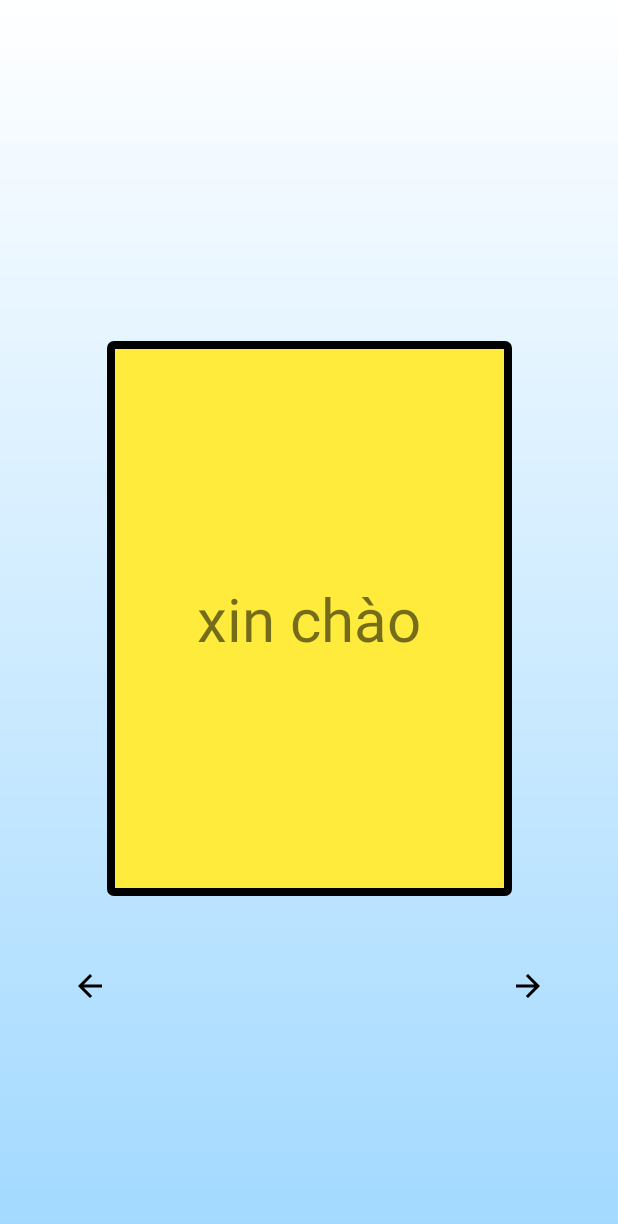
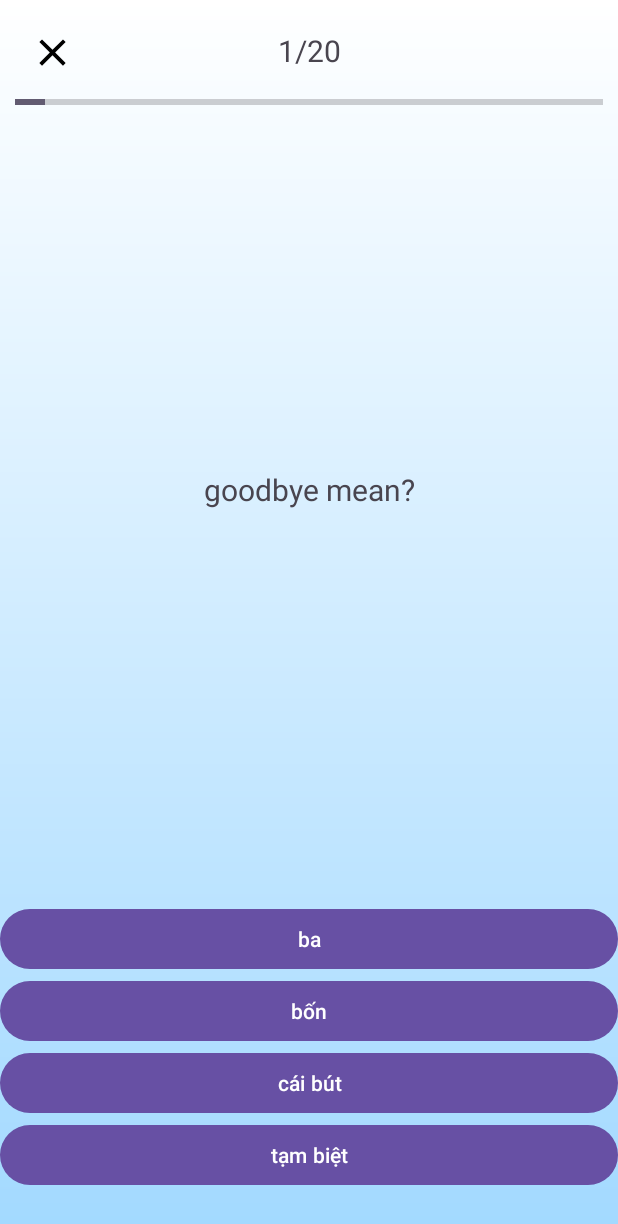
Before and after one commit to thang10012003/English-app, an Android app: the screen it shows after launch (FlashCardActivity before the commit, MultipleChoiceActivity after it), after a tap on "xin chào", on a phone screen of 412 x 824 dp. Shown: the top 1224 px of the screen. Run offline under Robolectric (Android 15) with nearby library versions, the phone set to English and light mode, and no system bars.

Commit message:
add multiple choice

```diff
--- /dev/null
+++ b/app/src/main/java/com/tdtu/englishvocabquiz/MultipleChoiceActivity.java
@@ -0,0 +1,100 @@
+package com.tdtu.englishvocabquiz;
+
+import androidx.appcompat.app.AppCompatActivity;
+import androidx.constraintlayout.widget.ConstraintLayout;
+
+import android.os.Bundle;
+import android.view.View;
+import android.widget.Button;
+import android.widget.ImageView;
+import android.widget.ProgressBar;
+import android.widget.TextView;
+
+import java.util.ArrayList;
+
+public class MultipleChoiceActivity extends AppCompatActivity {
+
+    @Override
+    protected void onCreate(Bundle savedInstanceState) {
+        super.onCreate(savedInstanceState);
+        setContentView(R.layout.activity_multiple_choice);
+
+        ConstraintLayout layoutTest = findViewById(R.id.layoutTest);
+        ConstraintLayout layoutResult = findViewById(R.id.layoutResult);
+
+        TextView numProgress = findViewById(R.id.progress);
+        TextView correctNumber = findViewById(R.id.correctNumber);
+        ProgressBar progressBar = findViewById(R.id.progressBar);
+        ImageView btnClose = findViewById(R.id.btnClose);
+
+        TextView question = findViewById(R.id.question);
+        Button btnAnswer1 = findViewById(R.id.btnAnswer1);
+        Button btnAnswer2 = findViewById(R.id.btnAnswer2);
+        Button btnAnswer3 = findViewById(R.id.btnAnswer3);
+        Button btnAnswer4 = findViewById(R.id.btnAnswer4);
+        Button quitTest = findViewById(R.id.btnQuitTest);
+
+        final Integer[] progressNumber = {0};
+
+        ArrayList<VocabularyModel> topic = new ArrayList<>();
+        if (android.os.Build.VERSION.SDK_INT >= android.os.Build.VERSION_CODES.O) {
+            topic = VocabularyModel.generate();
+        }
+
+        progressBar.setMax(topic.size());
+        progressBar.setProgress(progressNumber[0]);
+        numProgress.setText("0/"+topic.size());
+
+        final QuestionModel[] questionModel = {QuestionModel.generate(topic.get(0), topic, true)};
+        loadQuestion(questionModel[0],question,btnAnswer1,btnAnswer2,btnAnswer3,btnAnswer4);
+
+        ArrayList<VocabularyModel> finalTopic = topic;
+        ArrayList<VocabularyModel> finalTopic1 = topic;
+        final int[] numCorrect = {0};//so cau dung
+
+        //su kien chon dap an
+        View.OnClickListener choose = v -> {
+            //ghi cau tra loi
+            if(v.getId() == R.id.btnAnswer1){
+                questionModel[0].setChoice(btnAnswer1.getText().toString());
+            }
+            else if(v.getId() == R.id.btnAnswer2){
+                questionModel[0].setChoice(btnAnswer2.getText().toString());
+            }
+            else if(v.getId() == R.id.btnAnswer3){
+                questionModel[0].setChoice(btnAnswer3.getText().toString());
+            }
+            else if(v.getId() == R.id.btnAnswer4){
+                questionModel[0].setChoice(btnAnswer4.getText().toString());
+            }
+            progressNumber[0]++;//
+
+            if(questionModel[0].getChoice().equals(questionModel[0].getCorrectAnswer())) numCorrect[0]++;// neu tra loi dung thi cong vao
+
+            if (progressNumber[0] <finalTopic1.size()){//neu chua toi cau cuoi thi di tiep
+                questionModel[0] = QuestionModel.generate(finalTopic.get(progressNumber[0]), finalTopic,true);
+                loadQuestion(questionModel[0],question,btnAnswer1,btnAnswer2,btnAnswer3,btnAnswer4);
+                numProgress.setText(progressNumber[0]+"/"+ finalTopic1.size());
+                progressBar.setProgress(progressNumber[0]);
+            }
+            else{// toi cau cuoi thi hien ket qua
+                correctNumber.setText("Kết quả: "+numCorrect[0]+"/"+finalTopic1.size());
+                layoutTest.setVisibility(View.GONE);
+                layoutResult.setVisibility(View.VISIBLE);
+            }
+
+        };
+        btnAnswer1.setOnClickListener(choose);
+        btnAnswer2.setOnClickListener(choose);
+        btnAnswer3.setOnClickListener(choose);
+        btnAnswer4.setOnClickListener(choose);
+    }
+    //ham load cau hoi moi
+    public void loadQuestion(QuestionModel questionModel, TextView question, Button ans1, Button ans2, Button ans3, Button ans4){
+        question.setText(questionModel.getQuestion());
+        ans1.setText(questionModel.getAnswer().get(0));
+        ans2.setText(questionModel.getAnswer().get(1));
+        ans3.setText(questionModel.getAnswer().get(2));
+        ans4.setText(questionModel.getAnswer().get(3));
+    }
+}
--- /dev/null
+++ b/app/src/main/java/com/tdtu/englishvocabquiz/QuestionModel.java
@@ -0,0 +1,82 @@
+package com.tdtu.englishvocabquiz;
+
+import android.os.Build;
+
+import java.util.ArrayList;
+import java.util.Collections;
+
+public class QuestionModel {
+    private String question = "?";
+    private ArrayList<String> answer;
+    private String choice;
+    private String correctAnswer;
+    private boolean correct = false;
+
+    public QuestionModel(String question, ArrayList<String> answer, String correctAnswer) {
+        this.question = question;
+        this.answer = answer;
+        this.correctAnswer = correctAnswer;
+    }
+
+    public QuestionModel() {
+        question = "?";
+        answer = new ArrayList<String>();
+    }
+
+    public static QuestionModel generate(VocabularyModel v,ArrayList<VocabularyModel> topic,  boolean englishMode){
+        QuestionModel quest = new QuestionModel();
+        if (Build.VERSION.SDK_INT >= Build.VERSION_CODES.O) {
+            if(englishMode){
+                quest.question = v.getEnglish()+" mean?";
+                quest.setCorrectAnswer(v.getVietnamese());
+            }
+            else {
+                quest.question = v.getVietnamese()+" nghĩa là?";
+                quest.setCorrectAnswer(v.getEnglish());
+            }
+            quest.answer = v.randomAnswer(topic, englishMode);
+
+        }
+        Collections.shuffle(quest.answer);
+        return quest;
+    }
+    public String getQuestion() {
+        return question;
+    }
+
+    public void setQuestion(String question) {
+        this.question = question;
+    }
+
+    public ArrayList<String> getAnswer() {
+        return answer;
+    }
+
+    public void setAnswer(ArrayList<String> answer) {
+        this.answer = answer;
+    }
+
+    public boolean isCorrect() {
+        return correct;
+    }
+
+    public void setCorrect(boolean correct) {
+        this.correct = correct;
+    }
+
+    public String getCorrectAnswer() {
+        return correctAnswer;
+    }
+
+    public void setCorrectAnswer(String correctAnswer) {
+        this.correctAnswer = correctAnswer;
+    }
+
+    public String getChoice() {
+        return choice;
+    }
+
+    public void setChoice(String choice) {
+        this.choice = choice;
+    }
+}
--- a/app/src/main/java/com/tdtu/englishvocabquiz/VocabularyModel.java
+++ b/app/src/main/java/com/tdtu/englishvocabquiz/VocabularyModel.java
@@ -4,8 +4,10 @@ import android.os.Build;
 
 import androidx.annotation.RequiresApi;
 
+import java.time.Instant;
 import java.time.LocalDate;
 import java.util.ArrayList;
+import java.util.Random;
 
 @RequiresApi(api = Build.VERSION_CODES.O)
 public class VocabularyModel {
@@ -130,4 +132,19 @@ public class VocabularyModel {
     public void setId_topic(String id_topic) {
         this.id_topic = id_topic;
     }
+
+    public ArrayList<String> randomAnswer(ArrayList<VocabularyModel> VocaList, boolean englishMode){
+        ArrayList<String> answer = new ArrayList<String>();
+        Random rand = new Random();
+        if(!VocaList.isEmpty()){
+           answer.add(englishMode?this.vietnamese:this.english); // add correct answer
+           for (int i = 0; i<3; i++){
+               int randInt = rand.nextInt(VocaList.size());
+               while(this.equals(VocaList.get(randInt))) randInt = rand.nextInt(VocaList.size());
+               //add random answer
+               answer.add(englishMode? VocaList.get(randInt).vietnamese : VocaList.get(randInt).english);
+           }
+        }
+        return answer;
+    }
 }
--- /dev/null
+++ b/app/src/main/res/drawable/baseline_close_24.xml
@@ -0,0 +1,5 @@
+<vector android:height="24dp" android:tint="#000000"
+    android:viewportHeight="24" android:viewportWidth="24"
+    android:width="24dp" xmlns:android="http://schemas.android.com/apk/res/android">
+    <path android:fillColor="@android:color/white" android:pathData="M19,6.41L17.59,5 12,10.59 6.41,5 5,6.41 10.59,12 5,17.59 6.41,19 12,13.41 17.59,19 19,17.59 13.41,12z"/>
+</vector>
--- a/app/src/main/res/drawable/card_back.xml
+++ b/app/src/main/res/drawable/card_back.xml
@@ -15,7 +15,7 @@
 
     <!-- The radius makes the corners rounded -->
     <corners
-        android:radius="2dp">
+        android:radius="50dp">
     </corners>
 
 </shape>
--- a/app/src/main/res/drawable/card_font.xml
+++ b/app/src/main/res/drawable/card_font.xml
@@ -15,7 +15,7 @@
 
     <!-- The radius makes the corners rounded -->
     <corners
-        android:radius="2dp">
+        android:radius="50dp">
     </corners>
 
 </shape>
--- /dev/null
+++ b/app/src/main/res/layout/activity_multiple_choice.xml
@@ -0,0 +1,122 @@
+<?xml version="1.0" encoding="utf-8"?>
+<androidx.constraintlayout.widget.ConstraintLayout xmlns:android="http://schemas.android.com/apk/res/android"
+    xmlns:app="http://schemas.android.com/apk/res-auto"
+    xmlns:tools="http://schemas.android.com/tools"
+    android:layout_width="match_parent"
+    android:layout_height="match_parent"
+    tools:context=".MultipleChoiceActivity"
+    android:background="@drawable/background_01">
+<androidx.constraintlayout.widget.ConstraintLayout
+    android:id="@+id/layoutTest"
+    android:layout_width="match_parent"
+    android:layout_height="match_parent"
+    android:visibility="visible">
+    <ImageView
+        android:id="@+id/btnClose"
+        android:layout_width="30sp"
+        android:layout_height="30sp"
+        android:background="@drawable/baseline_close_24"
+        app:layout_constraintStart_toStartOf="parent"
+        app:layout_constraintTop_toTopOf="parent"
+        android:layout_margin="20sp"/>
+
+    <TextView
+        android:id="@+id/progress"
+        android:layout_width="wrap_content"
+        android:layout_height="wrap_content"
+        android:text="50/100"
+        android:textSize="20sp"
+        app:layout_constraintEnd_toEndOf="parent"
+        app:layout_constraintStart_toStartOf="parent"
+        app:layout_constraintTop_toTopOf="parent"
+        android:layout_margin="20sp"/>
+
+    <ProgressBar
+        android:id="@+id/progressBar"
+        style="?android:attr/progressBarStyleHorizontal"
+        android:layout_width="match_parent"
+        android:layout_height="wrap_content"
+        app:layout_constraintEnd_toEndOf="parent"
+        app:layout_constraintStart_toStartOf="parent"
+        app:layout_constraintTop_toBottomOf="@+id/btnClose"
+        android:layout_margin="10sp"
+        android:max="100"
+        android:progress="50"/>
+
+    <TextView
+        android:id="@+id/question"
+        android:layout_width="match_parent"
+        android:layout_height="wrap_content"
+        android:text="question ?"
+        android:gravity="center"
+        android:textSize="20sp"
+        app:layout_constraintBottom_toTopOf="@+id/btnAnswer1"
+        app:layout_constraintTop_toBottomOf="@id/btnClose" />
+
+    <Button
+        android:id="@+id/btnAnswer1"
+        android:layout_width="match_parent"
+        android:layout_height="0sp"
+        android:text="Answer1"
+        app:layout_constraintBottom_toTopOf="@id/btnAnswer2"/>
+    <Button
+        android:id="@+id/btnAnswer2"
+        android:layout_width="match_parent"
+        android:layout_height="0sp"
+        android:text="Answer2"
+        app:layout_constraintBottom_toTopOf="@id/btnAnswer3"/>
+    <Button
+        android:id="@+id/btnAnswer3"
+        android:layout_width="match_parent"
+        android:layout_height="0sp"
+        android:text="Answer3"
+        app:layout_constraintBottom_toTopOf="@id/btnAnswer4"/>
+    <Button
+        android:id="@+id/btnAnswer4"
+        android:layout_width="match_parent"
+        android:layout_height="0sp"
+        android:text="Answer4"
+        app:layout_constraintBottom_toBottomOf="parent"
+        android:layout_marginBottom="30sp"/>
+</androidx.constraintlayout.widget.ConstraintLayout>
+
+    <androidx.constraintlayout.widget.ConstraintLayout
+        android:id="@+id/layoutResult"
+        android:layout_width="match_parent"
+        android:layout_height="match_parent"
+        android:visibility="gone">
+
+        <TextView
+            android:id="@+id/result"
+            android:layout_width="wrap_content"
+            android:layout_height="wrap_content"
+            android:gravity="center"
+            android:text="Hoàn Thành"
+            android:textSize="50sp"
+            app:layout_constraintBottom_toTopOf="@+id/button"
+            app:layout_constraintEnd_toEndOf="parent"
+            app:layout_constraintStart_toStartOf="parent"
+            app:layout_constraintTop_toTopOf="parent" />
+
+        <TextView
+            android:id="@+id/correctNumber"
+            android:layout_width="wrap_content"
+            android:layout_height="wrap_content"
+            android:text="Kết quả: 3/20"
+            android:textSize="30sp"
+            app:layout_constraintEnd_toEndOf="parent"
+            app:layout_constraintStart_toStartOf="parent"
+            app:layout_constraintTop_toBottomOf="@+id/result"
+            android:layout_margin="20sp"/>
+
+        <Button
+            android:id="@+id/btnQuitTest"
+            android:layout_width="match_parent"
+            android:layout_height="wrap_content"
+            android:text="close"
+            app:layout_constraintBottom_toBottomOf="parent" />
+    </androidx.constraintlayout.widget.ConstraintLayout>
+
+
+
+</androidx.constraintlayout.widget.ConstraintLayout>
--- a/build.gradle.kts
+++ b/build.gradle.kts
@@ -5,5 +5,5 @@ buildscript {
 }
 // Top-level build file where you can add configuration options common to all sub-projects/modules.
 plugins {
-    id("com.android.application") version "8.1.1" apply false
+    id("com.android.application") version "8.1.2" apply false
 }
```
Also changed, not shown: app/src/main/AndroidManifest.xml (+9 -4 lines).
